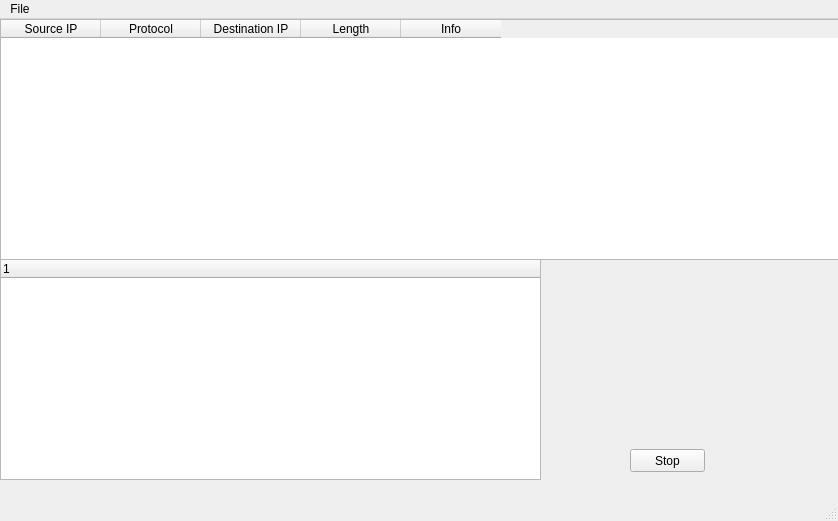
Above: scapygui/main.ui from Steven147/information-security-contest before the change. Below: the same form after it.
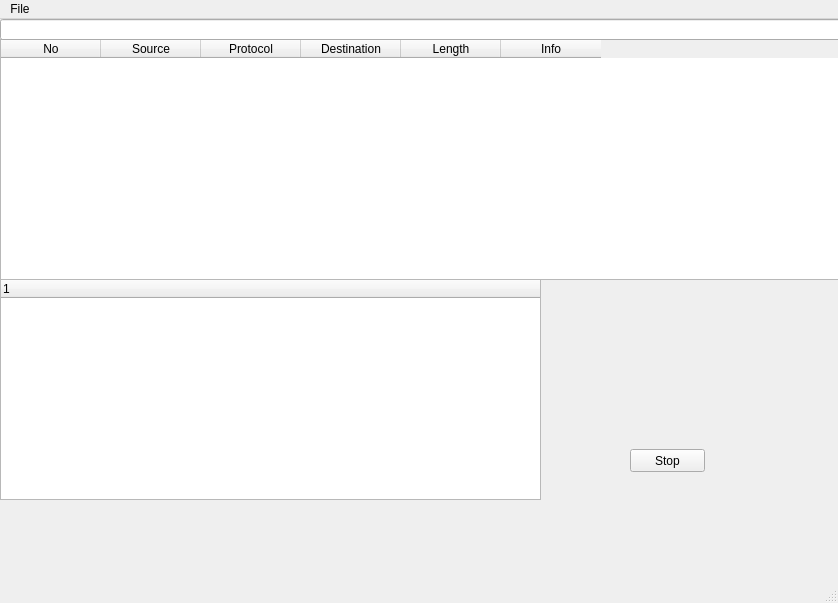
That is the form after the change.

The edit to the form file:
```diff
--- a/scapygui/main.ui
+++ b/scapygui/main.ui
@@ -7,7 +7,7 @@
     <x>0</x>
     <y>0</y>
     <width>838</width>
-    <height>521</height>
+    <height>603</height>
    </rect>
   </property>
   <property name="windowTitle">
@@ -18,14 +18,19 @@
     <property name="geometry">
      <rect>
       <x>0</x>
-      <y>0</y>
+      <y>20</y>
       <width>841</width>
       <height>241</height>
      </rect>
     </property>
     <column>
      <property name="text">
-      <string>Source IP</string>
+      <string>No</string>
+     </property>
+    </column>
+    <column>
+     <property name="text">
+      <string>Source</string>
      </property>
     </column>
     <column>
@@ -35,7 +40,7 @@
     </column>
     <column>
      <property name="text">
-      <string>Destination IP</string>
+      <string>Destination</string>
      </property>
     </column>
     <column>
@@ -53,7 +58,7 @@
     <property name="geometry">
      <rect>
       <x>0</x>
-      <y>240</y>
+      <y>260</y>
       <width>541</width>
       <height>221</height>
      </rect>
@@ -77,6 +82,16 @@
      <string>Stop</string>
     </property>
    </widget>
+   <widget class="QLineEdit" name="filterLine">
+    <property name="geometry">
+     <rect>
+      <x>0</x>
+      <y>0</y>
+      <width>841</width>
+      <height>21</height>
+     </rect>
+    </property>
+   </widget>
   </widget>
   <widget class="QMenuBar" name="menubar">
    <property name="geometry">
```
